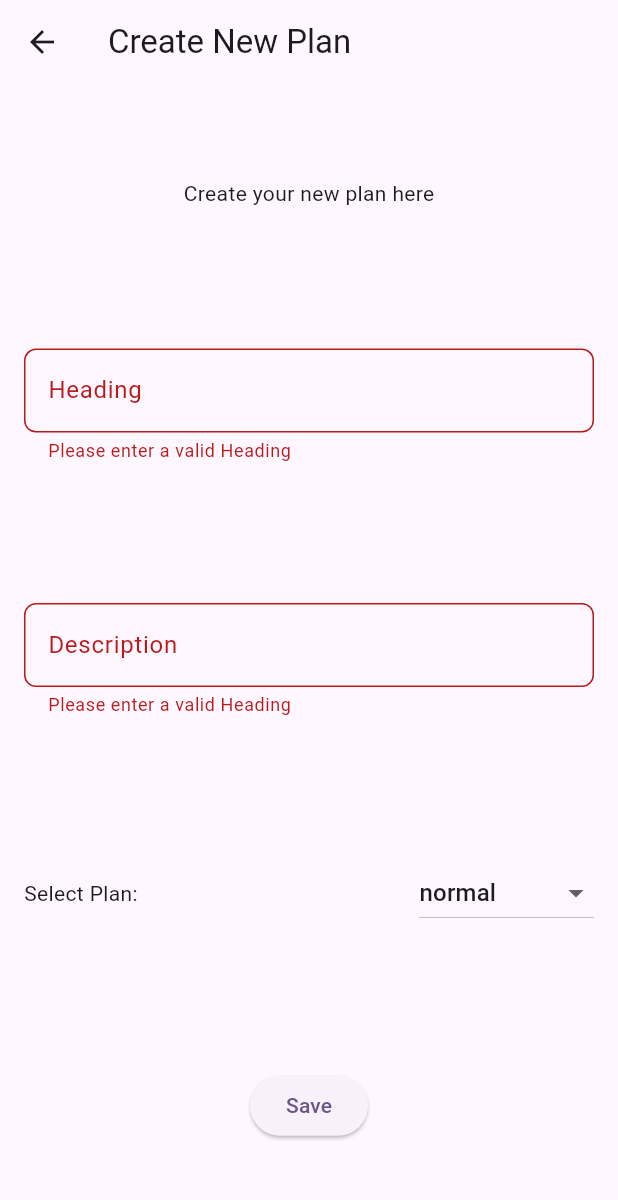
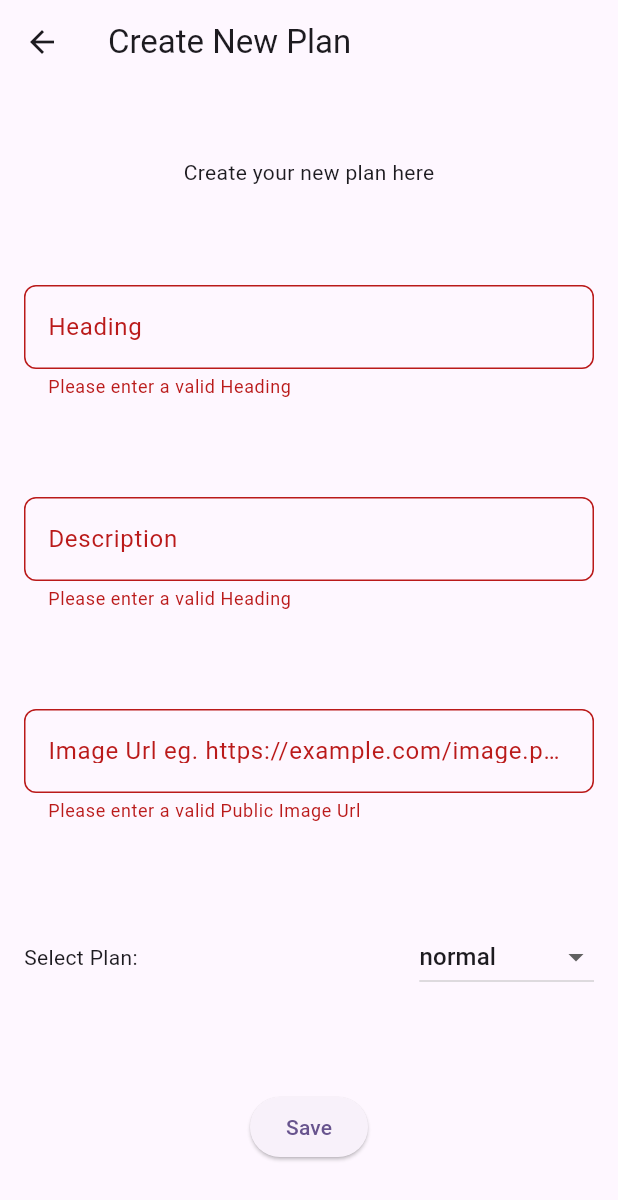
Before and after one commit to 45afeef/fitness_admin, a Flutter app: the PlanCreationView screen opened directly, after a tap on "Save", on a phone screen of 412 x 824 dp. Shown: the top 1200 px of the screen. Run offline on Flutter 3.47's test engine with Material 3 defaults, Android fonts, the phone set to English and light mode, and no system bars; our stand-ins replace cloud_firestore, firebase_core, firebase_ui_firestore; accounts and stored records are empty.

Commit message:
image url work around

```diff
--- a/lib/main.dart
+++ b/lib/main.dart
@@ -40,7 +40,7 @@ class MyApp extends StatelessWidget {
         colorScheme: ColorScheme.fromSeed(seedColor: Colors.deepPurple),
         useMaterial3: true,
       ),
-      home: const MyHomePage(title: 'Flutter Demo Home Page'),
+      home: const MyHomePage(title: 'Fitness Admin App'),
     );
   }
 }
--- a/lib/plan_creation_view.dart
+++ b/lib/plan_creation_view.dart
@@ -13,6 +13,7 @@ class PlanCreationView extends StatefulWidget {
 class _PlanCreationViewState extends State<PlanCreationView> {
   TextEditingController headingContoller = TextEditingController();
   TextEditingController descriptionContoller = TextEditingController();
+  TextEditingController imageUrlContoller = TextEditingController();
   PlanCategory _selectedCategory = PlanCategory.normal;
 
   final formKey = GlobalKey<FormState>();
@@ -49,10 +50,13 @@ class _PlanCreationViewState extends State<PlanCreationView> {
                       ? "Please enter a valid Heading"
                       : null,
                 ),
-                // CustomTextFormField(
-                //     controller: categoryContoller, labelText: 'category'),
-                // CustomTextFormField(
-                //     controller: headingContoller, labelText: 'Heading'),
+                CustomTextFormField(
+                  controller: imageUrlContoller,
+                  labelText: 'Image Url eg. https://example.com/image.png',
+                  validator: (s) => s == null || s.isEmpty
+                      ? "Please enter a valid Public Image Url"
+                      : null,
+                ),
                 Row(
                   mainAxisSize: MainAxisSize.max,
                   mainAxisAlignment: MainAxisAlignment.spaceBetween,
@@ -80,8 +84,7 @@ class _PlanCreationViewState extends State<PlanCreationView> {
                           formKey.currentState!.validate()) {
                         // Check of image too,
                         PlanModel planModel = PlanModel(
-                          imageUrl:
-                              'https://plus.unsplash.com/premium_photo-1708110921152-850148b86156',
+                          imageUrl: imageUrlContoller.text,
                           heading: headingContoller.text,
                           description: descriptionContoller.text,
                           category: _selectedCategory,
```
